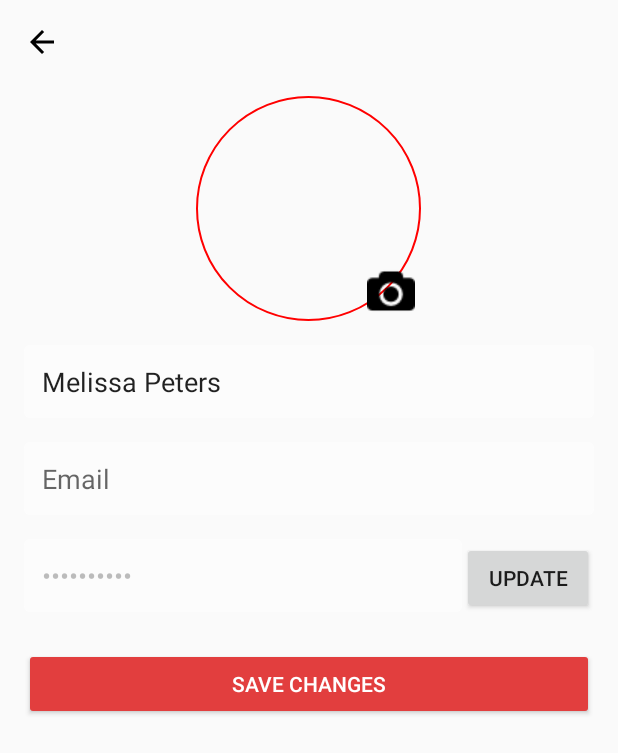
After one commit to Group6-PMA101/RecipeSharingApp, an Android app: the Update_Profile screen opened directly, with no data from a screen before it, on a phone screen of 412 x 824 dp. The commit adds this screen. Shown: the top 753 px of the screen. Run offline under Robolectric (Android 15) with nearby library versions, the phone set to English and light mode, and no system bars; our stand-ins replace Firebase (no records; nobody signed in at launch, a user with empty details on screens opened directly).

Commit message:
Update_profile

```diff
--- /dev/null
+++ b/app/src/main/java/com/ph41626/pma101_recipesharingapplication/Fragment/Update_Profile.java
@@ -0,0 +1,223 @@
+package com.ph41626.pma101_recipesharingapplication.Fragment;
+
+import android.os.Bundle;
+import android.view.LayoutInflater;
+import android.view.View;
+import android.widget.Button;
+import android.widget.EditText;
+import android.widget.ImageButton;
+import android.widget.ImageView;
+import android.widget.Toast;
+
+import androidx.annotation.NonNull;
+import androidx.appcompat.app.AlertDialog;
+import androidx.appcompat.app.AppCompatActivity;
+
+import com.google.firebase.auth.AuthCredential;
+import com.google.firebase.auth.EmailAuthProvider;
+import com.google.firebase.auth.FirebaseAuth;
+import com.google.firebase.auth.FirebaseUser;
+import com.google.firebase.database.DataSnapshot;
+import com.google.firebase.database.DatabaseError;
+import com.google.firebase.database.DatabaseReference;
+import com.google.firebase.database.FirebaseDatabase;
+import com.google.firebase.database.Query;
+import com.google.firebase.database.ValueEventListener;
+import com.ph41626.pma101_recipesharingapplication.R;
+
+import java.util.HashMap;
+import java.util.Map;
+
+public class Update_Profile extends AppCompatActivity {
+
+    private ImageButton btnBack, btnChangePicture;
+    private ImageView imgProfile;
+    private EditText etName, etEmail, etPassword;
+    private Button btnSave, btnudpass;
+
+    private FirebaseAuth mAuth;
+    private DatabaseReference mDatabase;
+
+    String id;
+
+    @Override
+    protected void onCreate(Bundle savedInstanceState) {
+        super.onCreate(savedInstanceState);
+        setContentView(R.layout.activity_update_profile);
+
+        // Initialize views
+        btnBack = findViewById(R.id.btn_back);
+        btnChangePicture = findViewById(R.id.btn_change_picture);
+        imgProfile = findViewById(R.id.img_profile);
+        etName = findViewById(R.id.et_name);
+        etEmail = findViewById(R.id.et_email);
+        etPassword = findViewById(R.id.et_password);
+        btnSave = findViewById(R.id.btn_save);
+        btnudpass=findViewById(R.id.btn_ud_pass);
+
+        mAuth = FirebaseAuth.getInstance();
+        mDatabase = FirebaseDatabase.getInstance().getReference("REALTIME_USERS");
+
+        FirebaseUser user = mAuth.getCurrentUser();
+        if (user != null) {
+            // User is signed in
+            String email = user.getEmail();
+            String uid = user.getUid();
+
+            // Set email
+            etEmail.setText(email);
+
+            // Retrieve and set user's name
+            retrieveUserNameByEmail(email);
+        } else {
+            // No user is signed in
+            // Handle the error
+            Toast.makeText(this, "No user is signed in", Toast.LENGTH_SHORT).show();
+        }
+
+        // Set onClick listeners
+        btnBack.setOnClickListener(new View.OnClickListener() {
+            @Override
+            public void onClick(View v) {
+                finish();
+            }
+        });
+
+        btnChangePicture.setOnClickListener(new View.OnClickListener() {
+            @Override
+            public void onClick(View v) {
+                // Handle change picture
+            }
+        });
+
+        btnSave.setOnClickListener(new View.OnClickListener() {
+            @Override
+            public void onClick(View v) {
+                // Handle save changes
+                updateUserInfo();
+            }
+        });
+
+
+
+        btnudpass.setOnClickListener(new View.OnClickListener() {
+            @Override
+            public void onClick(View v) {
+                showUpdatePasswordDialog();
+            }
+        });
+    }
+
+    private void showUpdatePasswordDialog() {
+        AlertDialog.Builder builder = new AlertDialog.Builder(this);
+        LayoutInflater inflater = getLayoutInflater();
+        View dialogView = inflater.inflate(R.layout.dialog_update_password, null);
+        builder.setView(dialogView);
+
+        final EditText etOldPassword = dialogView.findViewById(R.id.et_old_password);
+        final EditText etNewPassword = dialogView.findViewById(R.id.et_new_password);
+        Button btnUpdatePassword = dialogView.findViewById(R.id.btn_update_password);
+
+        final AlertDialog dialog = builder.create();
+
+        btnUpdatePassword.setOnClickListener(new View.OnClickListener() {
+            @Override
+            public void onClick(View v) {
+                String oldPassword = etOldPassword.getText().toString().trim();
+                String newPassword = etNewPassword.getText().toString().trim();
+
+                if (!oldPassword.isEmpty() && !newPassword.isEmpty()) {
+                    updatePassword(oldPassword, newPassword);
+                    dialog.dismiss();
+                } else {
+                    // Show error message
+                }
+            }
+        });
+
+        dialog.show();
+    }
+
+    private void updatePassword(String oldPassword, String newPassword) {
+        FirebaseUser user = mAuth.getCurrentUser();
+        if (user != null) {
+            AuthCredential credential = EmailAuthProvider.getCredential(user.getEmail(), oldPassword);
+
+            // Xác thực lại người dùng
+            user.reauthenticate(credential).addOnCompleteListener(task -> {
+                if (task.isSuccessful()) {
+                    // Cập nhật mật khẩu
+                    user.updatePassword(newPassword).addOnCompleteListener(task1 -> {
+                        if (task1.isSuccessful()) {
+                            // Cập nhật mật khẩu thành công
+
+                            etPassword.setText(newPassword);
+                            Toast.makeText(Update_Profile.this, "Cập nhật mật khẩu thành công", Toast.LENGTH_SHORT).show();
+                        } else {
+                            // Cập nhật mật khẩu thất bại
+                            Toast.makeText(Update_Profile.this, "Cập nhật mật khẩu thất bại", Toast.LENGTH_SHORT).show();
+                        }
+                    });
+                } else {
+                    // Xác thực thất bại
+                    Toast.makeText(Update_Profile.this, "Xác thực thất bại", Toast.LENGTH_SHORT).show();
+                }
+            });
+        }
+    }
+
+    private void retrieveUserNameByEmail(String email) {
+        Query query = mDatabase.orderByChild("email").equalTo(email);
+        query.addListenerForSingleValueEvent(new ValueEventListener() {
+            @Override
+            public void onDataChange(@NonNull DataSnapshot dataSnapshot) {
+                if (dataSnapshot.exists()) {
+                    for (DataSnapshot userSnapshot : dataSnapshot.getChildren()) {
+                        String name = userSnapshot.child("name").getValue(String.class);
+
+                         id = userSnapshot.child("id").getValue(String.class);
+
+                        etName.setText(name);
+                        break; // Assuming email is unique, break after the first match
+                    }
+                } else {
+                    // No user found
+                    Toast.makeText(Update_Profile.this, "User not found", Toast.LENGTH_SHORT).show();
+                }
+            }
+
+            @Override
+            public void onCancelled(@NonNull DatabaseError databaseError) {
+                // Handle database error
+                Toast.makeText(Update_Profile.this, "Database error: " + databaseError.getMessage(), Toast.LENGTH_SHORT).show();
+            }
+        });
+    }
+
+
+
+
+    private void updateUserInfo() {
+        FirebaseUser user = mAuth.getCurrentUser();
+        if (user != null) {
+
+            String name = etName.getText().toString().trim();
+            String email = etEmail.getText().toString().trim();
+            String pass = etPassword.getText().toString().trim();
+
+            Map<String, Object> userUpdates = new HashMap<>();
+            userUpdates.put("name", name);
+            userUpdates.put("email", email);
+            userUpdates.put("password", pass);
+
+            mDatabase.child(id).updateChildren(userUpdates).addOnCompleteListener(task -> {
+                if (task.isSuccessful()) {
+                    Toast.makeText(Update_Profile.this, "Cập nhật thông tin thành công", Toast.LENGTH_SHORT).show();
+                } else {
+                    Toast.makeText(Update_Profile.this, "Cập nhật thông tin thất bại", Toast.LENGTH_SHORT).show();
+                }
+            });
+        }
+    }
+
+}
--- /dev/null
+++ b/app/src/main/res/drawable/backgroud_image_profile.xml
@@ -0,0 +1,11 @@
+<?xml version="1.0" encoding="utf-8"?>
+<layer-list xmlns:android="http://schemas.android.com/apk/res/android">
+    <item>
+        <shape android:shape="oval">
+            <solid android:color="@android:color/transparent" />
+            <stroke
+                android:width="1dp"
+                android:color="#FF0000" />
+        </shape>
+    </item>
+</layer-list>
--- /dev/null
+++ b/app/src/main/res/drawable/ic_back.xml
@@ -0,0 +1,5 @@
+<vector xmlns:android="http://schemas.android.com/apk/res/android" android:autoMirrored="true" android:height="24dp" android:tint="#000000" android:viewportHeight="24" android:viewportWidth="24" android:width="24dp">
+
+    <path android:fillColor="@android:color/white" android:pathData="M20,11H7.83l5.59,-5.59L12,4l-8,8 8,8 1.41,-1.41L7.83,13H20v-2z"/>
+
+</vector>
--- /dev/null
+++ b/app/src/main/res/layout/activity_update_profile.xml
@@ -0,0 +1,119 @@
+<?xml version="1.0" encoding="utf-8"?>
+<LinearLayout xmlns:android="http://schemas.android.com/apk/res/android"
+    xmlns:tools="http://schemas.android.com/tools"
+    android:layout_width="match_parent"
+    android:layout_height="match_parent"
+    android:orientation="vertical"
+    android:padding="16dp"
+    >
+
+    <!-- Back Button -->
+    <ImageButton
+        android:id="@+id/btn_back"
+        android:layout_width="wrap_content"
+        android:layout_height="wrap_content"
+        android:background="?attr/selectableItemBackgroundBorderless"
+        android:src="@drawable/ic_back" />
+
+    <!-- Profile Picture -->
+    <FrameLayout
+        android:layout_width="wrap_content"
+        android:layout_height="wrap_content"
+        android:layout_gravity="center_horizontal"
+        android:layout_marginTop="24dp">
+
+
+        <FrameLayout
+            android:layout_width="match_parent"
+            android:layout_height="match_parent"
+            android:background="@android:color/transparent"
+            android:gravity="center">
+
+            <!-- ImageView để hiển thị ảnh tròn -->
+            <ImageView
+                android:id="@+id/img_profile"
+                android:layout_width="150dp"
+                android:layout_height="150dp"
+                android:scaleType="centerCrop"
+                android:background="@drawable/backgroud_image_profile"
+                 />
+
+        </FrameLayout>
+
+
+        <ImageButton
+            android:id="@+id/btn_change_picture"
+            android:layout_width="40dp"
+            android:layout_height="40dp"
+            android:layout_gravity="bottom|end"
+            android:background="?attr/selectableItemBackgroundBorderless"
+            android:src="@drawable/ic_camenra"
+            android:padding="8dp" />
+    </FrameLayout>
+
+    <!-- Name Input -->
+    <EditText
+        android:id="@+id/et_name"
+        android:layout_width="match_parent"
+        android:layout_height="wrap_content"
+        android:hint="Name"
+        android:text="Melissa Peters"
+        android:layout_marginTop="16dp"
+        android:padding="12dp"
+        android:background="@drawable/edit_text_background" />
+
+    <!-- Email Input -->
+    <EditText
+        android:id="@+id/et_email"
+        android:layout_width="match_parent"
+        android:layout_height="wrap_content"
+        android:hint="Email"
+        android:text="melpeters@gmail.com"
+        android:layout_marginTop="16dp"
+        android:padding="12dp"
+        android:background="@drawable/edit_text_background"
+        android:inputType="textEmailAddress"
+        android:enabled="false" />
+
+    <!-- Password Input -->
+    <LinearLayout
+        android:layout_width="match_parent"
+        android:layout_height="wrap_content"
+        android:layout_marginTop="16dp"
+        android:orientation="horizontal">
+
+        <EditText
+            android:id="@+id/et_password"
+            android:layout_width="match_parent"
+            android:layout_height="wrap_content"
+            android:hint="Password"
+            android:text="**********"
+
+            android:padding="12dp"
+            android:layout_weight="1"
+            android:background="@drawable/edit_text_background"
+            android:inputType="textPassword"
+            android:enabled="false"
+
+            />
+        <Button
+            android:id="@+id/btn_ud_pass"
+            android:layout_width="wrap_content"
+            android:layout_height="wrap_content"
+            android:text="Update"/>
+
+    </LinearLayout>
+
+
+    <!-- Save Changes Button -->
+    <Button
+        android:id="@+id/btn_save"
+        android:layout_width="match_parent"
+        android:layout_height="wrap_content"
+        android:layout_marginTop="24dp"
+        android:text="Save changes"
+        android:backgroundTint="@color/red_E00"
+        android:textColor="@android:color/white"
+        android:padding="12dp" />
+
+</LinearLayout>
--- a/app/src/main/res/layout/fragment_profile.xml
+++ b/app/src/main/res/layout/fragment_profile.xml
@@ -115,6 +115,7 @@
                 </LinearLayout>
             </LinearLayout>
             <Button
+                android:id="@+id/btn_edit_profile"
                 android:layout_marginTop="12dp"
                 android:layout_marginBottom="12dp"
                 android:layout_gravity="center_horizontal"
```
Also changed, not shown: app/src/main/AndroidManifest.xml (+4 -4 lines), app/src/main/java/com/ph41626/pma101_recipesharingapplication/Fragment/ProfileFragment.java (+11 -0 lines), app/src/main/res/layout/dialog_update_password.xml (added, +37 -0 lines), app/src/main/res/drawable/ic_camenra.png (added).
